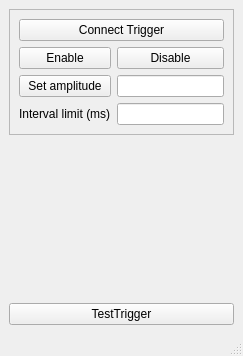
Above: UI/triggeringwindow.ui from VeikkaLeppanen/Real_Time_EEG before the change. Below: the same form after it.
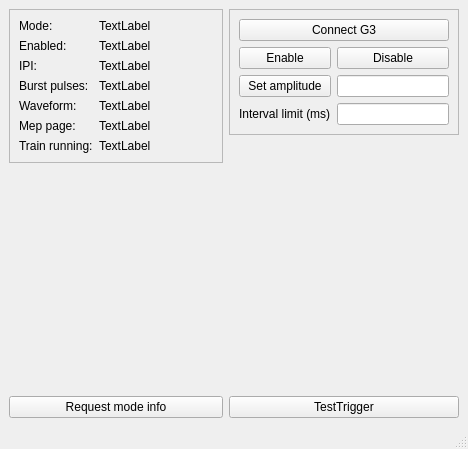
That is the form after the change.

What changed in the file:
```diff
--- a/UI/triggeringwindow.ui
+++ b/UI/triggeringwindow.ui
@@ -6,8 +6,8 @@
    <rect>
     <x>0</x>
     <y>0</y>
-    <width>243</width>
-    <height>356</height>
+    <width>468</width>
+    <height>449</height>
    </rect>
   </property>
   <property name="windowTitle">
@@ -15,8 +15,21 @@
   </property>
   <widget class="QWidget" name="centralwidget">
    <layout class="QGridLayout" name="gridLayout_2">
-    <item row="0" column="0" alignment="Qt::AlignTop">
+    <item row="3" column="1">
+     <widget class="QPushButton" name="testTrigger">
+      <property name="text">
+       <string>TestTrigger</string>
+      </property>
+     </widget>
+    </item>
+    <item row="0" column="1" alignment="Qt::AlignTop">
      <widget class="QFrame" name="frame">
+      <property name="maximumSize">
+       <size>
+        <width>230</width>
+        <height>16777215</height>
+       </size>
+      </property>
       <property name="frameShape">
        <enum>QFrame::StyledPanel</enum>
       </property>
@@ -41,7 +54,7 @@
        <item row="0" column="0" colspan="2">
         <widget class="QPushButton" name="connectTrigger">
          <property name="text">
-          <string>Connect Trigger</string>
+          <string>Connect G3</string>
          </property>
         </widget>
        </item>
@@ -69,12 +82,122 @@
      </widget>
     </item>
     <item row="3" column="0">
-     <widget class="QPushButton" name="testTrigger">
+     <widget class="QPushButton" name="pushButton">
       <property name="text">
-       <string>TestTrigger</string>
+       <string>Request mode info</string>
       </property>
      </widget>
     </item>
+    <item row="0" column="0" alignment="Qt::AlignTop">
+     <widget class="QFrame" name="frame_2">
+      <property name="frameShape">
+       <enum>QFrame::StyledPanel</enum>
+      </property>
+      <property name="frameShadow">
+       <enum>QFrame::Raised</enum>
+      </property>
+      <layout class="QFormLayout" name="formLayout">
+       <item row="0" column="0">
+        <widget class="QLabel" name="label_2">
+         <property name="text">
+          <string>Mode:</string>
+         </property>
+        </widget>
+       </item>
+       <item row="1" column="0">
+        <widget class="QLabel" name="label_3">
+         <property name="text">
+          <string>Enabled:</string>
+         </property>
+        </widget>
+       </item>
+       <item row="0" column="1">
+        <widget class="QLabel" name="label_4">
+         <property name="text">
+          <string>TextLabel</string>
+         </property>
+        </widget>
+       </item>
+       <item row="1" column="1">
+        <widget class="QLabel" name="label_5">
+         <property name="text">
+          <string>TextLabel</string>
+         </property>
+        </widget>
+       </item>
+       <item row="2" column="0">
+        <widget class="QLabel" name="label_6">
+         <property name="text">
+          <string>IPI:</string>
+         </property>
+        </widget>
+       </item>
+       <item row="3" column="0">
+        <widget class="QLabel" name="label_7">
+         <property name="text">
+          <string>Burst pulses: </string>
+         </property>
+        </widget>
+       </item>
+       <item row="4" column="0">
+        <widget class="QLabel" name="label_8">
+         <property name="text">
+          <string>Waveform:</string>
+         </property>
+        </widget>
+       </item>
+       <item row="2" column="1">
+        <widget class="QLabel" name="label_9">
+         <property name="text">
+          <string>TextLabel</string>
+         </property>
+        </widget>
+       </item>
+       <item row="3" column="1">
+        <widget class="QLabel" name="label_10">
+         <property name="text">
+          <string>TextLabel</string>
+         </property>
+        </widget>
+       </item>
+       <item row="4" column="1">
+        <widget class="QLabel" name="label_11">
+         <property name="text">
+          <string>TextLabel</string>
+         </property>
+        </widget>
+       </item>
+       <item row="5" column="0">
+        <widget class="QLabel" name="label_12">
+         <property name="text">
+          <string>Mep page:</string>
+         </property>
+        </widget>
+       </item>
+       <item row="6" column="0">
+        <widget class="QLabel" name="label_13">
+         <property name="text">
+          <string>Train running:</string>
+         </property>
+        </widget>
+       </item>
+       <item row="5" column="1">
+        <widget class="QLabel" name="label_14">
+         <property name="text">
+          <string>TextLabel</string>
+         </property>
+        </widget>
+       </item>
+       <item row="6" column="1">
+        <widget class="QLabel" name="label_15">
+         <property name="text">
+          <string>TextLabel</string>
+         </property>
+        </widget>
+       </item>
+      </layout>
+     </widget>
+    </item>
    </layout>
   </widget>
   <widget class="QMenuBar" name="menubar">
```
Left out of the diff: 2 changed lines with no effect on the pictures.
